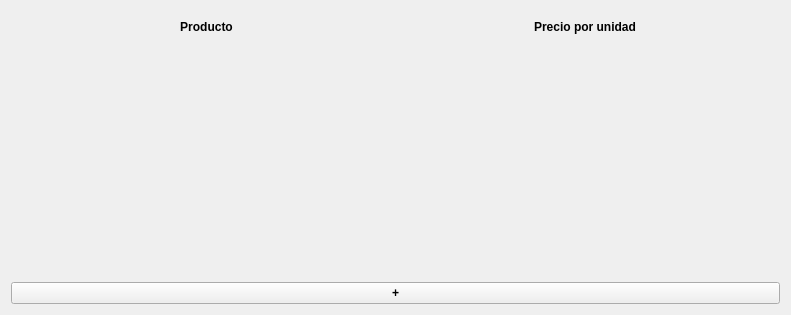
Old version of the form src/views/ui/Products.ui in the repository 4l3j0Ok/budget-maker-desktop.
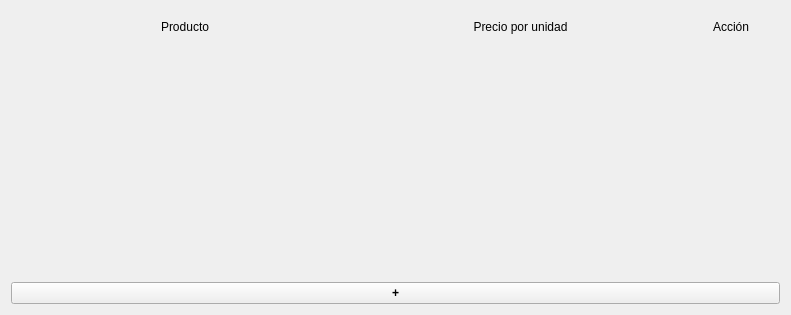
New version of the form.

Commit message: feat: add products logic and models

```diff
--- a/src/views/ui/Products.ui
+++ b/src/views/ui/Products.ui
@@ -27,7 +27,7 @@
        <widget class="QLabel" name="lblProduct">
         <property name="font">
          <font>
-          <bold>true</bold>
+          <bold>false</bold>
          </font>
         </property>
         <property name="text">
@@ -42,7 +42,7 @@
        <widget class="QLabel" name="lblPrice">
         <property name="font">
          <font>
-          <bold>true</bold>
+          <bold>false</bold>
          </font>
         </property>
         <property name="text">
@@ -53,6 +53,33 @@
         </property>
        </widget>
       </item>
+      <item>
+       <widget class="QLabel" name="label">
+        <property name="sizePolicy">
+         <sizepolicy hsizetype="Fixed" vsizetype="Preferred">
+          <horstretch>0</horstretch>
+          <verstretch>0</verstretch>
+         </sizepolicy>
+        </property>
+        <property name="minimumSize">
+         <size>
+          <width>80</width>
+          <height>0</height>
+         </size>
+        </property>
+        <property name="font">
+         <font>
+          <bold>false</bold>
+         </font>
+        </property>
+        <property name="text">
+         <string>Acción</string>
+        </property>
+        <property name="alignment">
+         <set>Qt::AlignmentFlag::AlignCenter</set>
+        </property>
+       </widget>
+      </item>
      </layout>
     </widget>
    </item>
```
The commit also changes 11 other files.
